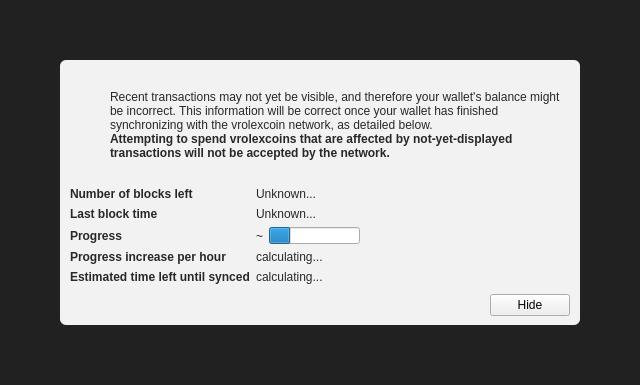
Above: src/qt/forms/modaloverlay.ui from vrolex-project/vrolex before the change. Below: the same form after it.
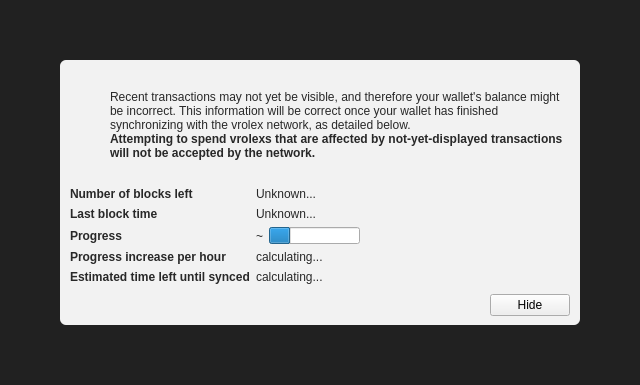
That is the form after the change. Icons and pictures are not drawn. Custom widgets are drawn as their Qt base class.

The edit to the form file:
```diff
--- a/src/qt/forms/modaloverlay.ui
+++ b/src/qt/forms/modaloverlay.ui
@@ -130,7 +130,7 @@
              <item>
               <widget class="QLabel" name="infoText">
                <property name="text">
-                <string>Recent transactions may not yet be visible, and therefore your wallet's balance might be incorrect. This information will be correct once your wallet has finished synchronizing with the vrolexcoin network, as detailed below.</string>
+                <string>Recent transactions may not yet be visible, and therefore your wallet's balance might be incorrect. This information will be correct once your wallet has finished synchronizing with the vrolex network, as detailed below.</string>
                </property>
                <property name="textFormat">
                 <enum>Qt::RichText</enum>
@@ -149,7 +149,7 @@
                 </font>
                </property>
                <property name="text">
-                <string>Attempting to spend vrolexcoins that are affected by not-yet-displayed transactions will not be accepted by the network.</string>
+                <string>Attempting to spend vrolexs that are affected by not-yet-displayed transactions will not be accepted by the network.</string>
                </property>
                <property name="textFormat">
                 <enum>Qt::RichText</enum>
```
